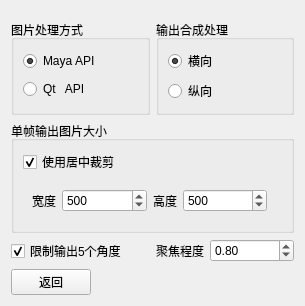
FXTD-ODYSSEY/MayaViewportCapture, file MayaViewportCapture/ui/setting.ui: the form before one commit.
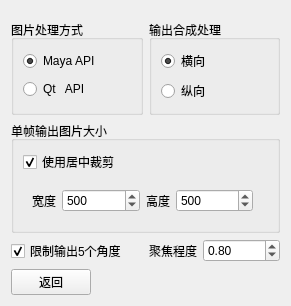
The form after the commit.

What changed in the file:
```diff
--- a/MayaViewportCapture/ui/setting.ui
+++ b/MayaViewportCapture/ui/setting.ui
@@ -6,7 +6,7 @@
    <rect>
     <x>0</x>
     <y>0</y>
-    <width>305</width>
+    <width>291</width>
     <height>264</height>
    </rect>
   </property>
```
